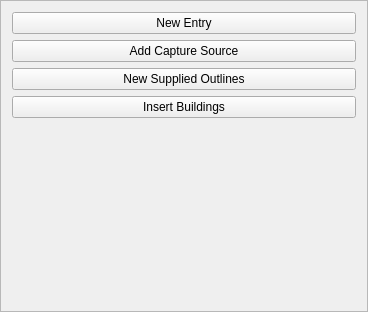
Qt form buildings/gui/menu.ui (linz/nz-buildings) before a commit.
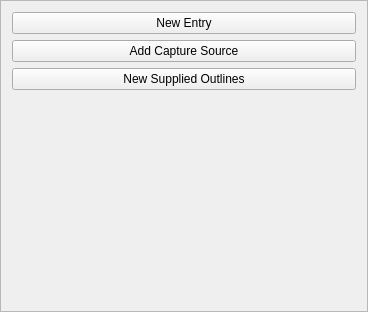
The same form after that commit.

Patch:
```diff
--- a/buildings/gui/menu.ui
+++ b/buildings/gui/menu.ui
@@ -41,13 +41,6 @@
      </property>
     </widget>
    </item>
-   <item>
-    <widget class="QPushButton" name="btn_insert_builds">
-     <property name="text">
-      <string>Insert Buildings</string>
-     </property>
-    </widget>
-   </item>
    <item>
     <spacer name="verticalSpacer">
      <property name="orientation">
```
